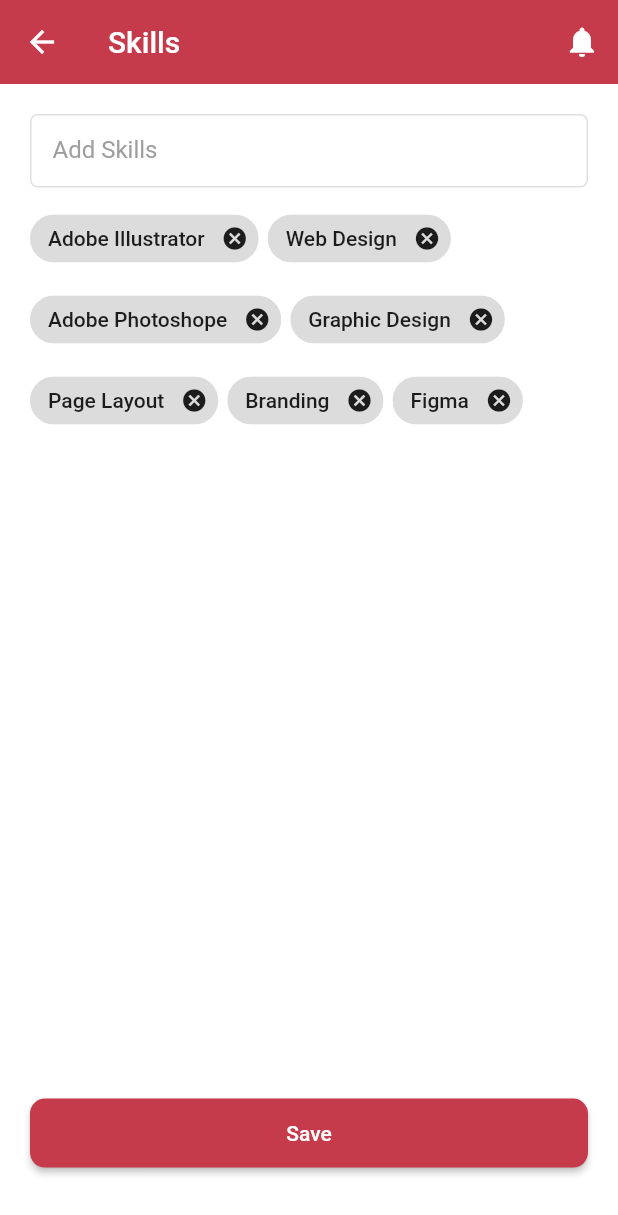
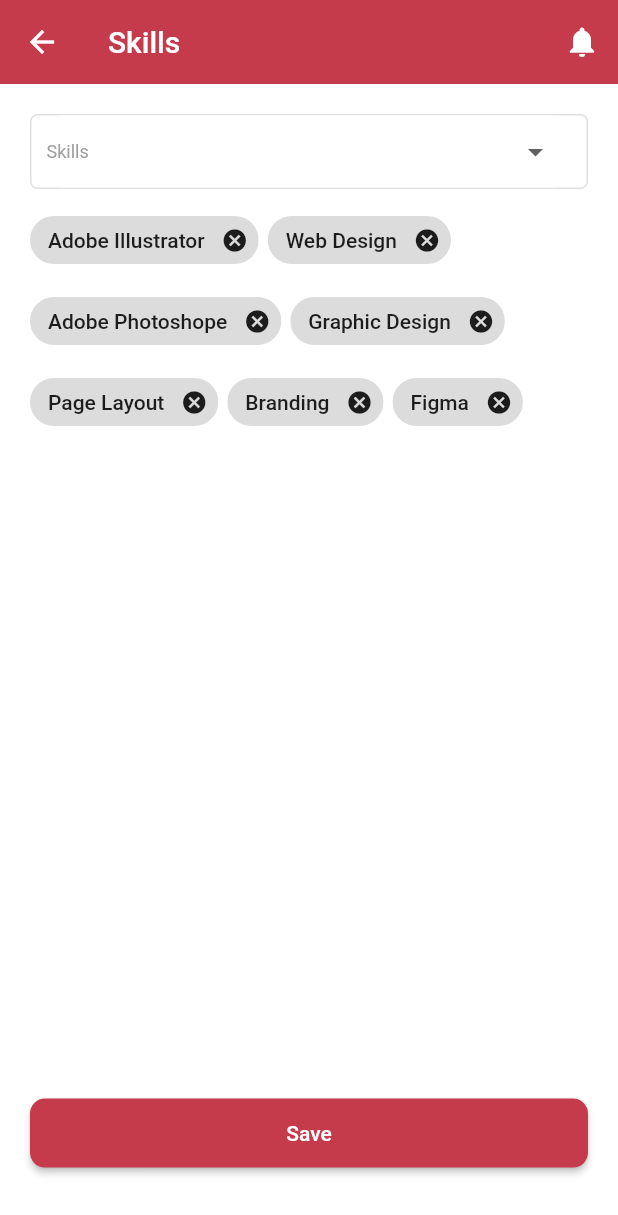
Before and after one commit to alche2014/hr_admin_flutter, a Flutter app: the Skills screen opened directly, on a phone screen of 412 x 824 dp. Shown: the top 1215 px of the screen. Run offline on Flutter 3.47's test engine with Material 2 defaults, Android fonts, the phone set to English and light mode, and no system bars; our stand-ins replace date_format, fl_chart, flutter_slidable, grouped_list, image_picker, mask_text_input_formatter and 3 more; accounts and stored records are empty.

Commit message:
Skills_screen_edited

```diff
--- a/lib/HR_app/Screens/Skills/screens.skills.dart
+++ b/lib/HR_app/Screens/Skills/screens.skills.dart
@@ -1,5 +1,6 @@
 import 'package:flutter/material.dart';
 import 'package:hr_admin/HR_app/Screens/Skills/chip_maker.dart';
+import 'package:hr_admin/HR_app/Screens/Skills1/chip_maker1.dart';
 import 'package:hr_admin/HR_app/app_bar.dart';
 import 'package:hr_admin/HR_app/constants.dart';
 
@@ -9,12 +10,13 @@
 }
 
 class _SkillsState extends State<Skills> {
-  TextEditingController _textcontroller = new TextEditingController();
+  // TextEditingController _textcontroller = new TextEditingController();
+  var _dropdownValue;
 
   @override
   Widget build(BuildContext context) {
     return Scaffold(
-      appBar: app_bar(context,'Skills',true,'notification',true),
+        appBar: app_bar(context, 'Skills', true, 'notification', true),
         body: SingleChildScrollView(
           child: Container(
             height: MediaQuery.of(context).size.height * 0.89,
@@ -26,17 +28,71 @@
                   crossAxisAlignment: CrossAxisAlignment.start,
                   children: [
                     //--------------------textfield-----------------------------
-                  TextFormField(
-                    controller: _textcontroller,
-                    decoration: TextFieldDecoration('Add Skills'),
-                    onFieldSubmitted: (value) {
+
+                    Container(
+                      // height: 70,
+                      padding: EdgeInsets.symmetric(horizontal: 10),
+                      decoration: BoxDecoration(
+                        borderRadius: BorderRadius.circular(5),
+                        border: Border.all(
+                          color: Colors.grey[300],
+                          width: 1,
+                        ),
+                      ),
+                      child: DropdownButtonFormField(
+                        decoration: InputDecoration(
+                            contentPadding: EdgeInsets.all(0),
+                            border: const OutlineInputBorder(
+                              borderSide: BorderSide.none,
+                              borderRadius: BorderRadius.all(
+                                Radius.circular(10),
+                              ),
+                            ),
+                            labelText: "Skills",
+                            labelStyle:
+                                TextStyle(fontSize: 12, color: Colors.grey),
+                            filled: true,
+                            fillColor: Colors.white),
+                        value: _dropdownValue,
+                        items: Chipmaker1.choosed1
+                            .map<DropdownMenuItem<String>>((String value) {
+                          return DropdownMenuItem<String>(
+                            value: value,
+                            child: Text(
+                              value,
+                              style:
+                                  TextStyle(fontSize: 12, color: Colors.grey),
+                            ),
+                          );
+                        }).toList(),
+                        onChanged: (value) {
                           setState(() {
-                        if (_textcontroller.text.isNotEmpty)
-                          Chipmaker.choosed.add(_textcontroller.text);
+                            // _dropdownValue = value;
+                            if (Chipmaker.choosed.contains(value)) {
+                              ScaffoldMessenger.of(context).showSnackBar(
+                                const SnackBar(
+                                  content: Text('Already Selected'),
+                                ),
+                              );
+                            } else {
+                              Chipmaker.choosed.add(value);
+                            }
                           });
-                      _textcontroller.clear();
                         },
                       ),
+                    ),
+
+                    //     TextFormField(
+                    //       controller: _textcontroller,
+                    //       decoration: TextFieldDecoration('Add Skills'),
+                    //       onFieldSubmitted: (value) {
+                    //         setState(() {
+                    //           if (_textcontroller.text.isNotEmpty)
+                    //             Chipmaker.choosed.add(_textcontroller.text);
+                    //         });
+                    //         _textcontroller.clear();
+                    //       },
+                    //     ),
                     SizedBox(height: 10),
                     if (Chipmaker.choosed.isNotEmpty)
                       Container(
@@ -58,7 +114,7 @@
                       ),
                     ),
                     onPressed: () {
-                    if(Chipmaker.choosed.isNotEmpty)
+                      if (Chipmaker.choosed.isNotEmpty)
                         Navigator.pop(context);
                       else
                         ScaffoldMessenger.of(context).showSnackBar(
@@ -76,7 +132,6 @@
               ],
             ),
           ),
-      ),
-    );
+        ));
   }
 }
```
Lines whose indentation alone changed are shown as unchanged.
